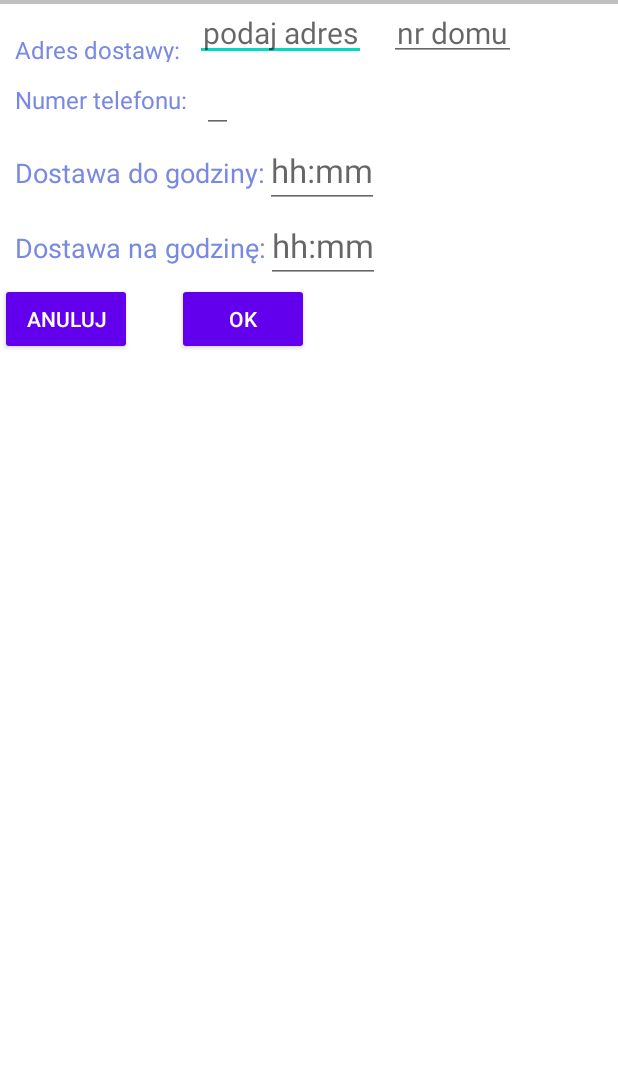
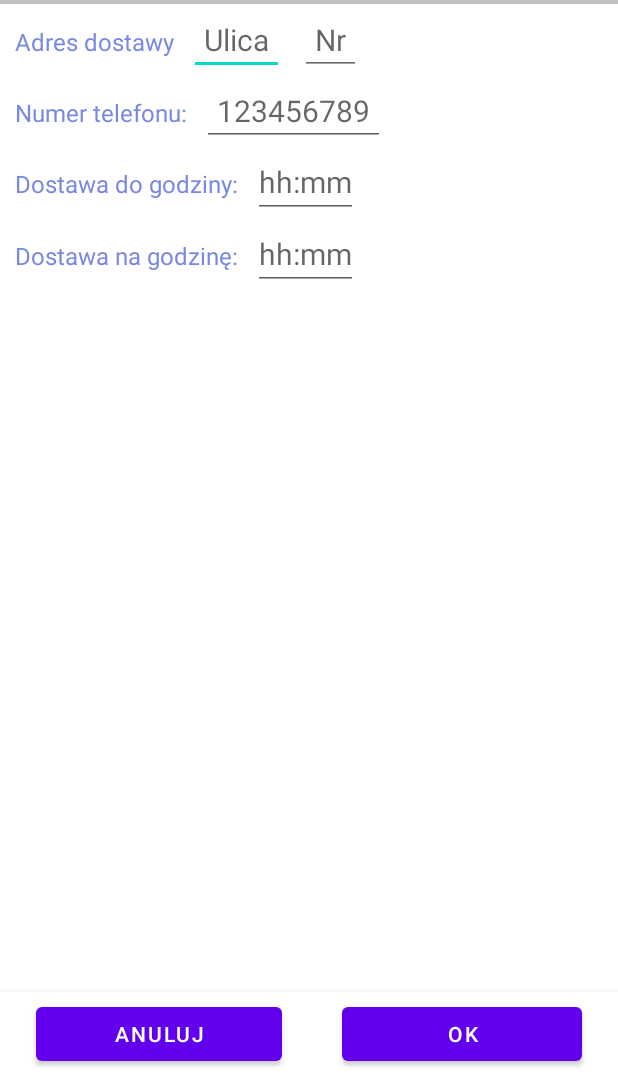
Before and after one commit to Jurekzgora/zamowienia, an Android app: the NoweZamowienie screen opened directly, with no data from a screen before it, on a phone screen of 412 x 824 dp, the part 148-1236 px from its top. Run offline under Robolectric (Android 15) with nearby library versions, the phone set to English and light mode, and no system bars; our stand-ins replace Firebase (no records; nobody signed in at launch, a user with empty details on screens opened directly).

Commit message:
zmiana położenia przycisków Ok i Anuluj

```diff
--- a/app/build.gradle
+++ b/app/build.gradle
@@ -10,7 +10,7 @@ android {
 
     defaultConfig {
         applicationId "com.example.zamwienia"
-        minSdk 26
+        minSdk 28
         targetSdk 33
         versionCode 1
         versionName "1.0"
@@ -39,7 +39,8 @@ dependencies {
     implementation 'androidx.appcompat:appcompat:1.6.1'
     implementation 'com.google.android.material:material:1.8.0'
     implementation 'androidx.constraintlayout:constraintlayout:2.1.4'
-    implementation 'com.google.firebase:firebase-firestore-ktx:24.1.1'
+    implementation 'com.google.firebase:firebase-firestore-ktx:24.5.0'
+    implementation 'com.google.android.material:material:1.8.0'
     testImplementation 'junit:junit:4.13.2'
     androidTestImplementation 'androidx.test.ext:junit:1.1.5'
     androidTestImplementation 'androidx.test.espresso:espresso-core:3.5.1'
--- a/app/src/main/java/com/example/zamwienia/MainActivity.kt
+++ b/app/src/main/java/com/example/zamwienia/MainActivity.kt
@@ -13,6 +13,9 @@ class MainActivity : AppCompatActivity() {
 
     private val handler = Handler()
     private lateinit var currentTimeTextView: TextView
+
+
+
 
     //database
 
--- a/app/src/main/res/layout/activity_nowe_zamowienie.xml
+++ b/app/src/main/res/layout/activity_nowe_zamowienie.xml
@@ -4,7 +4,9 @@
     xmlns:android="http://schemas.android.com/apk/res/android"
     android:layout_width="match_parent"
     android:layout_height="match_parent"
-    android:orientation="vertical">
+    android:orientation="vertical"
+    tools:context=".NoweZamowienie">
+
 
 
     <TextView
@@ -14,7 +16,7 @@
         android:layout_marginStart="15dp"
         android:layout_marginEnd="15dp"
         android:layout_marginTop="10dp"
-        android:text="Dane zamówienia:"
+        android:text="@string/order_details"
         android:textAlignment="center"
         android:textColor="@color/black"
         android:textStyle="bold"
@@ -24,7 +26,7 @@
         android:id="@+id/line"
         android:layout_width="match_parent"
         android:layout_height="wrap_content"
-        android:textSize="1dp"
+        android:textSize="1sp"
         android:background="@color/grey" />
 
 <LinearLayout
@@ -35,13 +37,9 @@
         android:layout_width="wrap_content"
         android:layout_height="wrap_content"
         android:layout_marginStart="10dp"
-        android:layout_marginTop="10dp"
-        android:paddingTop="1dp"
-        android:paddingBottom="5dp"
-        android:text="Adres dostawy:"
+        android:text="@string/delivery_adres"
         android:textColor="#7989E3"
         android:textColorHint="@color/white"
-
         android:textSize="16sp" />
 
     <EditText
@@ -49,24 +47,26 @@
         android:layout_width="wrap_content"
         android:layout_height="wrap_content"
         android:layout_marginStart="10dp"
-        android:layout_marginEnd="10dp"
-        android:hint="podaj adres"
-        android:inputType="text"
-        android:padding="5dp"
+        android:layout_marginEnd="5dp"
+        android:hint="@string/street"
+        android:inputType="textCapWords"
+        android:padding="10dp"
         android:nextFocusDown="@+id/eThouseNo"
-        android:textSize="20dp" />
+        android:textSize="20sp"
+        tools:ignore="TouchTargetSizeCheck"/>
 
     <EditText
         android:id="@+id/eThouseNo"
         android:layout_width="wrap_content"
         android:layout_height="wrap_content"
         android:layout_marginStart="5dp"
-        android:layout_marginEnd="15dp"
-        android:hint="nr domu"
+        android:layout_marginEnd="10dp"
+        android:hint="@string/house_no"
         android:inputType="textNoSuggestions"
-        android:padding="5dp"
+        android:padding="10dp"
         android:nextFocusDown="@+id/eTphoneNo"
-        android:textSize="20dp" />
+        android:textSize="20sp"
+        tools:ignore="TouchTargetSizeCheck"/>
 </LinearLayout>
 
 <LinearLayout
@@ -77,8 +77,7 @@
         android:layout_width="wrap_content"
         android:layout_height="wrap_content"
         android:layout_marginStart="10dp"
-        android:paddingTop="5dp"
-        android:text="Numer telefonu:"
+        android:text="@string/phone_number"
         android:textColor="#7989E3"
         android:textSize="16sp" />
 
@@ -91,7 +90,8 @@
         android:padding="10dp"
         android:textColor="#010519"
         android:textSize="20sp"
-        tools:text="123456789" />
+        android:hint="@string/numberOfPhone"
+        tools:ignore="TouchTargetSizeCheck"/>
 </LinearLayout>
     <LinearLayout
         android:layout_width="match_parent"
@@ -101,19 +101,19 @@
             android:layout_width="wrap_content"
             android:layout_height="wrap_content"
             android:layout_marginStart="10dp"
-            android:paddingTop="5dp"
-            android:text="Dostawa do godziny:"
+            android:text="@string/deliveryTimeMax"
             android:textColor="#7989E3"
-            android:textSize="18sp" />
+            android:textSize="16sp" />
 
         <EditText
                 android:id="@+id/eTdeliveryTimeMax"
                 android:layout_width="wrap_content"
                 android:layout_height="wrap_content"
                 android:focusableInTouchMode="false"
+                android:layout_marginStart="10dp"
                 android:hint="hh:mm"
                 android:inputType="time"
-                android:textSize="22sp" />
+                android:textSize="20sp" />
     </LinearLayout>
 
 
@@ -126,59 +126,64 @@
             android:layout_height="wrap_content"
             android:layout_marginStart="10dp"
             android:paddingTop="5dp"
-            android:text="Dostawa na godzinę:"
+            android:text="@string/deliveryTime"
             android:textColor="#7989E3"
-            android:textSize="18sp" />
+            android:textSize="16sp" />
 
         <EditText
             android:id="@+id/eTdeliveryTime"
             android:layout_width="wrap_content"
             android:layout_height="wrap_content"
             android:focusableInTouchMode="false"
+            android:layout_marginStart="10dp"
             android:hint="hh:mm"
             android:inputType="time"
-            android:textSize="22sp" />
+            android:textSize="20sp" />
     </LinearLayout>
-
-
-
 
 
     <LinearLayout
         android:layout_width="match_parent"
         android:layout_height="match_parent"
-        tools:ignore="ExtraText">
+        android:orientation="horizontal">
 
+        <com.google.android.material.bottomnavigation.BottomNavigationView
 
+            android:layout_width="match_parent"
+            android:layout_height="wrap_content"
+            android:layout_gravity="bottom"
+            android:padding="4dp">
+
+            <LinearLayout
+                android:layout_width="match_parent"
+                android:layout_height="wrap_content">
 
                 <Button
                     android:id="@+id/back_button"
-        style="@style/Widget.AppCompat.Button"
+                    style="@style/Widget.AppCompat.ActionBar"
                     android:layout_width="wrap_content"
                     android:layout_height="wrap_content"
-        android:layout_marginBottom="5dp"
-        android:text="Anuluj"
-        app:layout_constraintBottom_toBottomOf="parent"
-        app:layout_constraintEnd_toEndOf="parent"
-        app:layout_constraintStart_toStartOf="parent" />
+                    android:layout_marginLeft="10dp"
+                    android:layout_marginStart="20dp"
+                    android:layout_marginEnd="20dp"
+                    android:textAlignment="center"
+                    android:layout_weight="1"
+                    android:text="Anuluj" />
 
                 <Button
                     android:id="@+id/ok_order_button"
-        style="@style/Widget.AppCompat.Button"
+                    style="@style/Widget.AppCompat.ActionBar"
                     android:layout_width="wrap_content"
                     android:layout_height="wrap_content"
-        android:layout_marginStart="30dp"
-        android:layout_marginBottom="5dp"
-        android:text="Ok"
-        app:layout_constraintBottom_toBottomOf="parent"
-        app:layout_constraintEnd_toEndOf="parent"
-        app:layout_constraintStart_toStartOf="parent" />
-
-        >
+                    android:layout_marginRight="10dp"
+                    android:layout_marginStart="20dp"
+                    android:layout_marginEnd="20dp"
+                    android:textAlignment="center"
+                    android:layout_weight="1"
+                    android:text="Ok" />
+            </LinearLayout>
+        </com.google.android.material.bottomnavigation.BottomNavigationView>
 
     </LinearLayout>
 
-
-
-
 </LinearLayout>
--- a/app/src/main/res/values/strings.xml
+++ b/app/src/main/res/values/strings.xml
@@ -1,4 +1,12 @@
 <resources>
     <string name="app_name">zamówienia</string>
     <string name="choose_time">Wybierz czas</string>
+    <string name="order_details">Dane zamówienia:</string>
+    <string name="delivery_adres">Adres dostawy</string>
+    <string name="street">Ulica</string>
+    <string name="house_no">Nr</string>
+    <string name="phone_number">Numer telefonu:</string>
+    <string name="numberOfPhone">123456789</string>
+    <string name="deliveryTimeMax">Dostawa do godziny:</string>
+    <string name="deliveryTime">Dostawa na godzinę:</string>
 </resources>
--- a/build.gradle
+++ b/build.gradle
@@ -1,6 +1,9 @@
 buildscript {
     dependencies {
+
+
         classpath 'com.google.gms:google-services:4.3.15'
+
     }
 }// Top-level build file where you can add configuration options common to all sub-projects/modules.
 plugins {
```
Also changed, not shown: app/src/main/java/com/example/zamwienia/NoweZamowienie.kt (+4 -5 lines), app/src/main/res/menu/bottom_navigation_menu.xml (+9 -9 lines), app/src/main/res/values/streets.xml (added, +343 -0 lines). Lines whose indentation alone changed are shown as unchanged.
